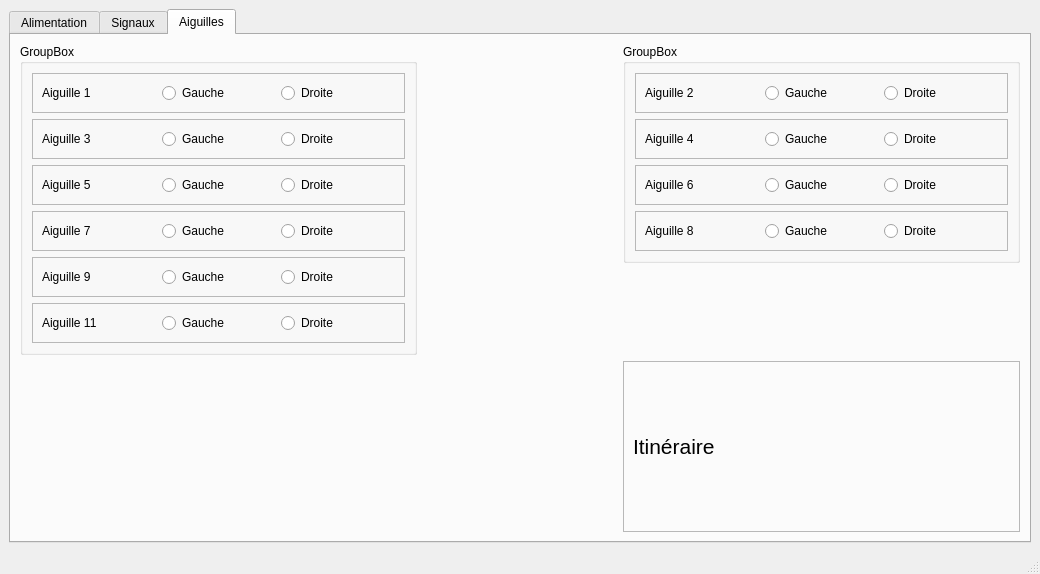
Old version of the form ui/control.ui in the repository Elfix3/TCO.
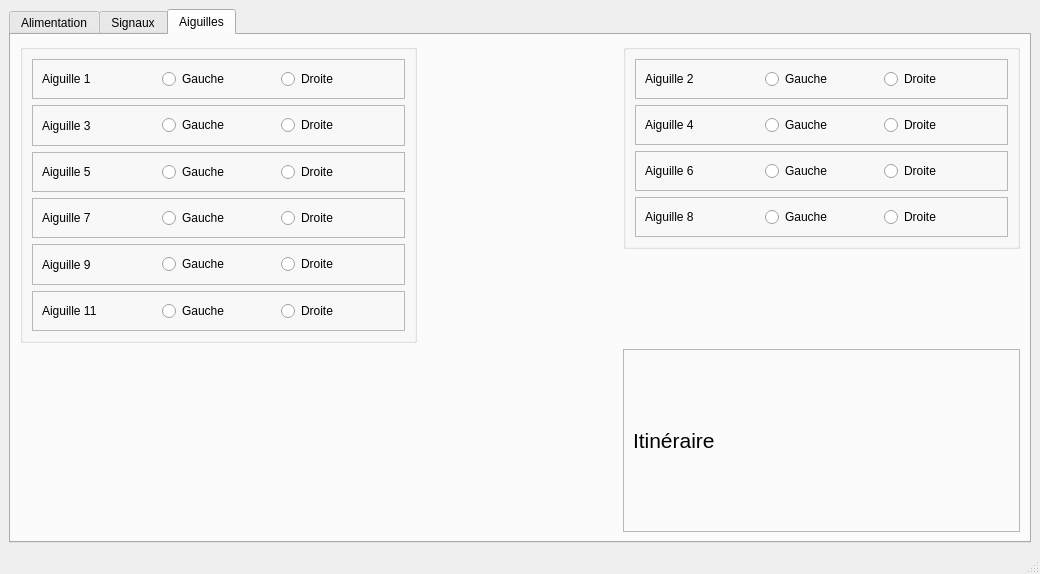
New version of the form. The open tabs and pages were chosen to show the change.

The edit to the form file:
```diff
--- a/ui/control.ui
+++ b/ui/control.ui
@@ -6,7 +6,7 @@
    <rect>
     <x>0</x>
     <y>0</y>
-    <width>1014</width>
+    <width>1021</width>
     <height>574</height>
    </rect>
   </property>
@@ -2719,7 +2719,7 @@
         <item row="0" column="0" rowspan="2">
          <widget class="QGroupBox" name="groupBox">
           <property name="title">
-           <string>GroupBox</string>
+           <string/>
           </property>
           <layout class="QVBoxLayout" name="verticalLayout">
            <item>
@@ -2926,7 +2926,7 @@
         <item row="0" column="2">
          <widget class="QGroupBox" name="groupBox_4">
           <property name="title">
-           <string>GroupBox</string>
+           <string/>
           </property>
           <layout class="QVBoxLayout" name="verticalLayout_2">
            <item>
```
Left out of the diff: 2 changed lines with no effect on the pictures.
